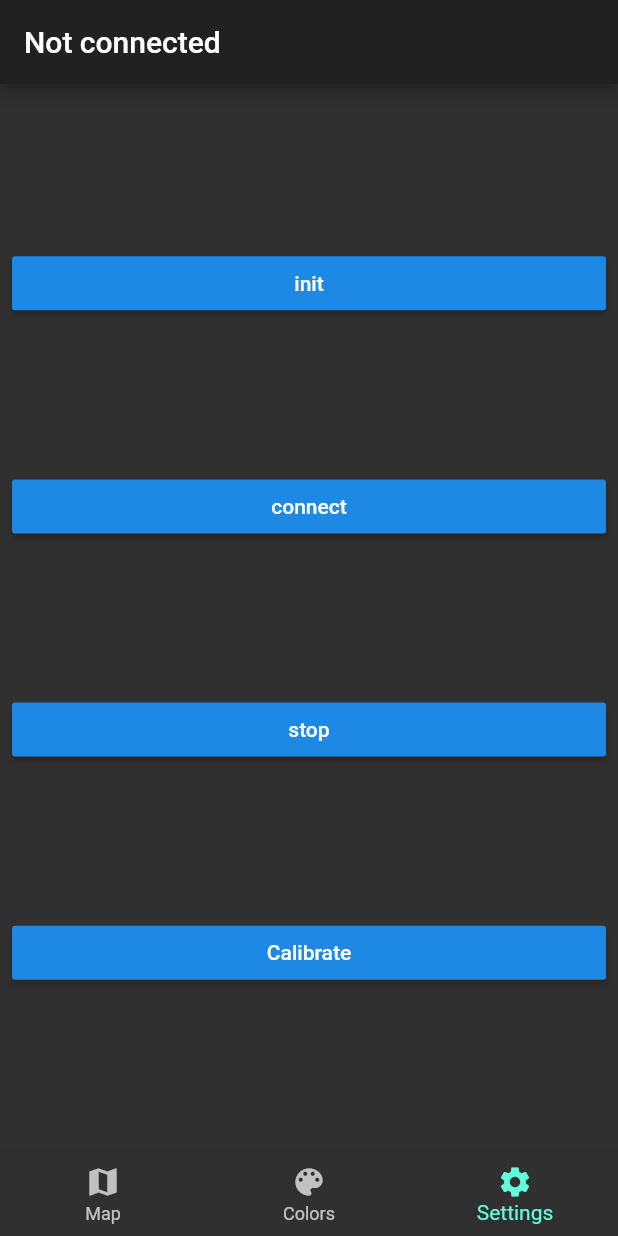
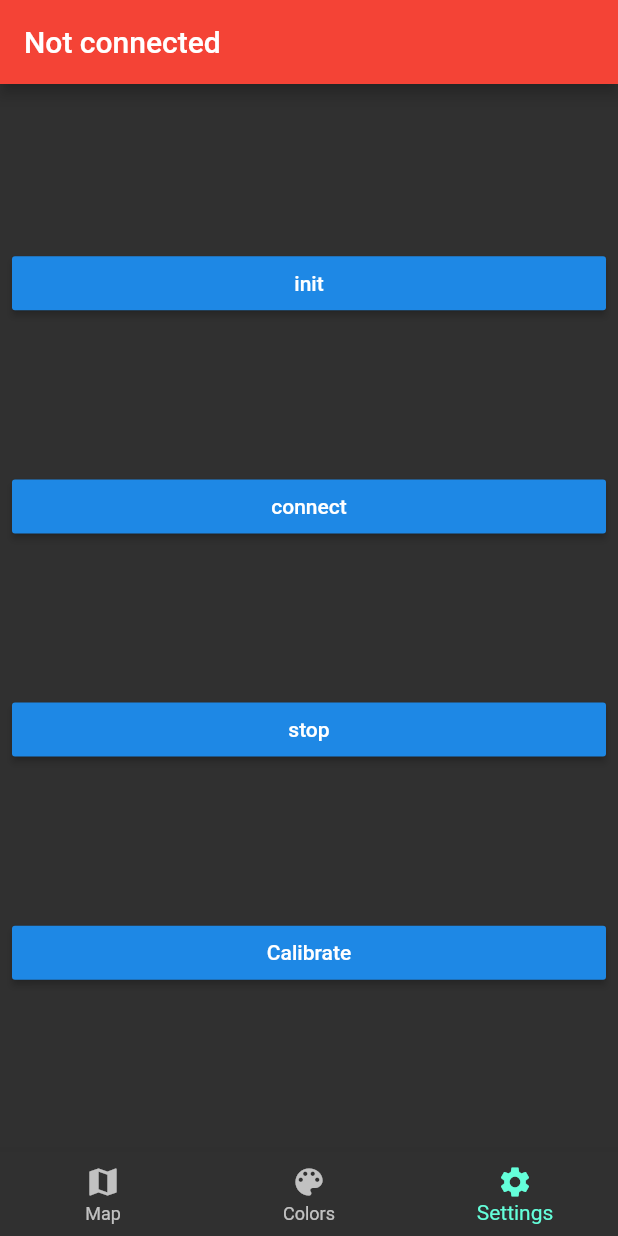
Before and after one commit to TheLastGimbus/Hatlight-app, a Flutter app: the screen it shows after launch, item 3 of the bottom bar chosen, on a phone screen of 412 x 824 dp. Run offline on Flutter 3.47's test engine with Material 2 defaults, Android fonts, the phone set to English and light mode, and no system bars; our stand-ins replace flutter_colorpicker, flutter_map, geolocator, latlong, location, permission_handler; missing offline and left inert: flutter_ble_lib, foreground_service, geodesy.

Commit message:
Add navigating indicator

```diff
--- a/lib/pages/home_page/connection_app_bar.dart
+++ b/lib/pages/home_page/connection_app_bar.dart
@@ -5,6 +5,11 @@ import 'package:provider/provider.dart';
 AppBar connectionAppBar(BuildContext ctx) {
   var bt = Provider.of<BTProvider>(ctx);
   return AppBar(
-    title: Text(bt.isConnected ? "Connected" : "Not connected"),
+    backgroundColor: bt.isConnected
+        ? bt.isNavigating ? Colors.green : Theme.of(ctx).primaryColor
+        : Colors.red,
+    title: Text(bt.isConnected
+        ? bt.isNavigating ? "Navigating" : "Connected"
+        : "Not connected"),
   );
 }
```
Also changed, not shown: lib/providers/bt_provider.dart (+13 -1 lines).
